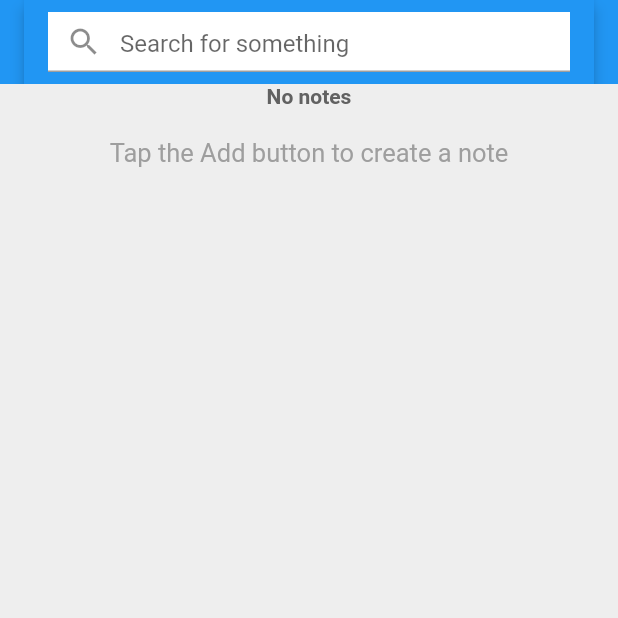
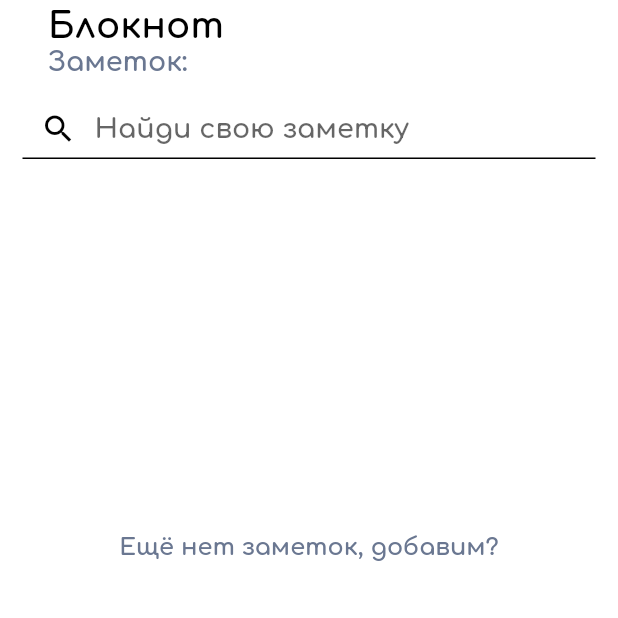
Before and after one commit to Kysska/Tasky_Flutter, a Flutter app: the ListNote screen opened directly with empty values, on a phone screen of 412 x 824 dp, the top half of it. Run offline on Flutter 3.47's test engine with Material 2 defaults, Android fonts, the phone set to English and light mode, and no system bars; our stand-ins replace awesome_notifications, cloud_firestore, date_picker_timeline, firebase_core, firebase_storage, flutter_tags and 8 more; missing offline and left inert: bcrypt, dart:ffi, flutter_quill; accounts and stored records are empty.

Commit message:
Страница блокнота

```diff
--- a/lib/presentation/home.dart
+++ b/lib/presentation/home.dart
@@ -283,7 +283,7 @@ class _HomeState extends State<Home> {
                         });
                       },
                       child: Container(
-                        width: 75,
+                        width: MediaQuery.of(context).size.width/5 - 12,
                         height: 60,
                         decoration: BoxDecoration(
                           image: DecorationImage(
@@ -300,7 +300,7 @@ class _HomeState extends State<Home> {
                       });
                     },
                     child: Container(
-                      width: 75,
+                      width: MediaQuery.of(context).size.width/5 - 12,
                       height: 60,
                       decoration: BoxDecoration(
                         image: DecorationImage(
@@ -317,7 +317,7 @@ class _HomeState extends State<Home> {
                       });
                     },
                     child: Container(
-                      width: 75,
+                      width: MediaQuery.of(context).size.width/5 - 12,
                       height: 60,
                       decoration: BoxDecoration(
                         image: DecorationImage(
@@ -334,7 +334,7 @@ class _HomeState extends State<Home> {
                       });
                     },
                     child: Container(
-                      width: 75,
+                      width: MediaQuery.of(context).size.width/5 - 12,
                       height: 60,
                       decoration: BoxDecoration(
                         image: DecorationImage(
@@ -351,7 +351,7 @@ class _HomeState extends State<Home> {
                       });
                     },
                     child: Container(
-                      width: 75,
+                      width: MediaQuery.of(context).size.width/5 - 12,
                       height: 60,
                       decoration: BoxDecoration(
                         image: DecorationImage(
--- a/lib/vidgets/listnote.dart
+++ b/lib/vidgets/listnote.dart
@@ -3,6 +3,7 @@ import 'dart:convert';
 import 'package:flutter/material.dart';
 import 'package:flutter_quill/flutter_quill.dart' hide Text;
 import 'package:tasky_flutter/data/notedatabase.dart';
+import 'package:google_fonts/google_fonts.dart';
 
 import '../presentation/addnote.dart';
 
@@ -20,7 +21,6 @@ class ListNoteState extends State<ListNote> {
   late List<Note>? notes;
   late List<Note>? searchNotes = [];
   late List<Note>? fullNotes = [];
-
 
   _runFilter(String text){
     searchNotes?.clear();
@@ -42,34 +42,91 @@ class ListNoteState extends State<ListNote> {
         .size;
     final double itemHeight = (size.height - kToolbarHeight - 24) / 2;
     final double itemWidth = size.width / 2;
+
     return Scaffold(
-      backgroundColor: Colors.grey.shade200,
+      backgroundColor: Colors.white,
       body: CustomScrollView(
           slivers: [
-            SliverAppBar(
+            Container(
+              child: SliverAppBar(
                 floating: true,
                 pinned: true,
                 snap: false,
                 centerTitle: false,
+                elevation: 0,
+                backgroundColor: Colors.white,
                 title: AppBar(
-                title: Container(
-                  width: double.infinity,
+                  elevation: 0,
+                  backgroundColor: Colors.white,
+                  title: Column(
+                    crossAxisAlignment: CrossAxisAlignment.start,
+                    children: [
+                      Text(
+                        "Блокнот",
+                        style: GoogleFonts.comfortaa(
+                            fontWeight: FontWeight.bold,
+                            fontSize:24,
+                            color: Colors.black,
+                        ),
+                      ),
+                      Text(
+                        "Заметок: ", //ToDo Число заметок
+                        style: GoogleFonts.comfortaa(
+                          fontWeight: FontWeight.bold,
+                          fontSize:18,
+                          color: Color(0xff6A7791),
+                        ),
+                      ),
+                    ],
+                    /*
+                    */
+                  ),
+                ),
+              ),
+            ),
+            SliverToBoxAdapter(
+              child: Padding(
+                padding: const EdgeInsets.only(left: 15.0, right: 15, top: 10),
+                child: Container(
+                width: 10,
                 height: 40,
-                  color: Colors.white,
                 child: Center(
                   child: TextField(
                     onChanged: (text){
                       _runFilter(text);
                     },
+                    cursorColor: Colors.black,
+                    style: GoogleFonts.comfortaa(
+                      fontWeight: FontWeight.bold,
+                      fontSize: 18,),
                     decoration: const InputDecoration(
-                        hintText: 'Search for something',
-                        prefixIcon: Icon(Icons.search),),
+                      iconColor: Colors.black,
+                      hintText: 'Найди свою заметку',
+                      prefixIcon: Icon(Icons.search),
+                      prefixIconColor: Colors.black,
+                      focusedBorder: UnderlineInputBorder(
+                          borderSide: BorderSide(
+                              color: Colors.black
+                          )
+                      ),
+                      enabledBorder: UnderlineInputBorder(
+                          borderSide: BorderSide(
+                              color: Colors.black
+                          )
+                      ),
+                      filled: true,
+                      fillColor: Colors.white,
+                      hintStyle: TextStyle(
+                        fontWeight: FontWeight.bold,
                       ),
                     ),
                     ),
                   ),
                 ),
-            SliverList(
+              ),
+            ),
+            Container(
+              child: SliverList(
                   delegate: SliverChildListDelegate([ FutureBuilder<List<Note>>(
                     future: DatabaseHelperNote.instance.getNotes(),
                     builder: (context, snapshot) {
@@ -151,20 +208,20 @@ class ListNoteState extends State<ListNote> {
                         );
                       } else if (notes!.isEmpty) {
                         return Center(
+                          child: Padding(
+                            padding: const EdgeInsets.symmetric(vertical: 250),
                             child: Column(
                               mainAxisAlignment: MainAxisAlignment.center,
                               children: [
                                 Text(
-                              "No notes",
-                              style: TextStyle(
-                                  color: Colors.grey.shade700,
-                                  fontWeight: FontWeight.w600),
+                                  "Ещё нет заметок, добавим?",
+                                  style: GoogleFonts.comfortaa(
+                                    color: Color(0xff6A7791),
+                                    fontWeight: FontWeight.bold,
+                                    fontSize: 16,),
                                 ),
-                            const SizedBox(height: 20),
-                            Text("Tap the Add button to create a note",
-                                style:
-                                TextStyle(color: Colors.grey.shade500, fontSize: 17)),
                               ],
+                            ),
                           ),
                         );
                       }
@@ -172,6 +229,7 @@ class ListNoteState extends State<ListNote> {
                     },
                   ),]
                   )
+              ),
             )
           ]
       ),
@@ -195,10 +253,7 @@ class BaseContainer extends StatelessWidget {
     return Padding(
       padding: const EdgeInsets.symmetric(horizontal: 8.0, vertical: 8),
       child: Container(
-        width: MediaQuery
-            .of(context)
-            .size
-            .width * 0.55,
+        width: MediaQuery.of(context).size.width * 0.55,
         decoration: BoxDecoration(
             color: Colors.white, borderRadius: BorderRadius.circular(30)),
         child: Padding(
@@ -249,7 +304,6 @@ class BaseContainer extends StatelessWidget {
                 autoFocus: false,
                 expands: false,
               )
-
             ],
           ),
         ),
```
Also changed, not shown: pubspec.lock. Lines whose indentation alone changed are shown as unchanged.
